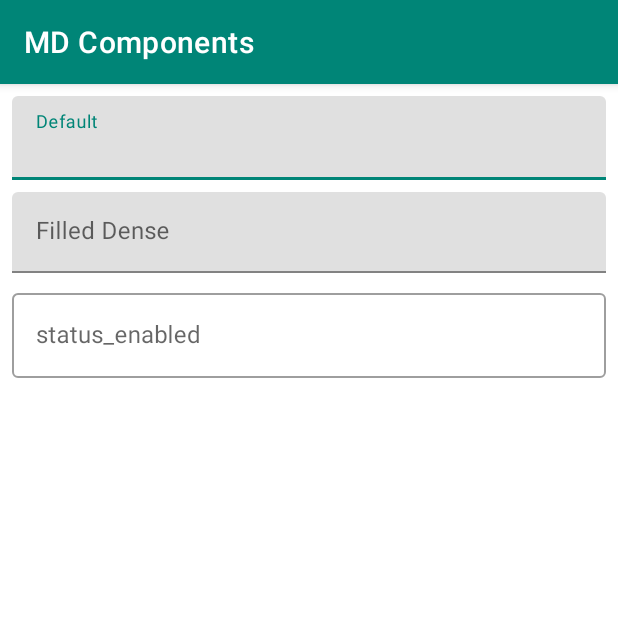
After one commit to ArmandoRomero33/MDCOMPONENTS, an Android app: the fragment TextfildFragment shown on its own in the app's theme, on a phone screen of 412 x 824 dp, the top half of it. The commit adds this screen. Run offline under Robolectric (Android 15) with nearby library versions, the phone set to English and light mode, and no system bars; our stand-ins replace ButterKnife.

Commit message:
Text imput

```diff
--- a/app/src/main/java/com/alain/cursos/mdcomponents/MainActivity.java
+++ b/app/src/main/java/com/alain/cursos/mdcomponents/MainActivity.java
@@ -10,6 +10,7 @@ import com.alain.cursos.mdcomponents.adapters.ComponentAdapter;
 import com.alain.cursos.mdcomponents.fragments.BottomNavigationBarFragment;
 import com.alain.cursos.mdcomponents.fragments.ButtonFragment;
 import com.alain.cursos.mdcomponents.fragments.SnackBarFragment;
+import com.alain.cursos.mdcomponents.fragments.TextfildFragment;
 import com.alain.cursos.mdcomponents.utils.Component;
 import com.alain.cursos.mdcomponents.utils.Constants;
 import com.alain.cursos.mdcomponents.utils.OnClickListener;
@@ -42,6 +43,7 @@ public class MainActivity extends AppCompatActivity implements OnClickListener {
         mAdapter.add(ButtonFragment.getmInstance());
         mAdapter.add(BottomNavigationBarFragment.getmInstance());
         mAdapter.add(SnackBarFragment.getmInstance());
+        mAdapter.add(TextfildFragment.getmInstance());
 
     }
 
--- /dev/null
+++ b/app/src/main/java/com/alain/cursos/mdcomponents/fragments/TextfildFragment.java
@@ -0,0 +1,79 @@
+package com.alain.cursos.mdcomponents.fragments;
+
+import android.os.Bundle;
+
+import androidx.fragment.app.Fragment;
+
+import android.view.LayoutInflater;
+import android.view.View;
+import android.view.ViewGroup;
+
+import com.alain.cursos.mdcomponents.R;
+import com.alain.cursos.mdcomponents.utils.Component;
+import com.alain.cursos.mdcomponents.utils.Constants;
+
+import butterknife.Unbinder;
+
+/**
+ * A simple {@link Fragment} subclass.
+ * Use the {@link TextfildFragment#newInstance} factory method to
+ * create an instance of this fragment.
+ */
+public class TextfildFragment extends Fragment {
+
+    public static final String TAG = "Text Field";
+
+    private static Component mInstance;
+    Unbinder mUnbinder;
+
+
+    public ButtonFragment() {
+        // Required empty public constructor
+    }
+
+    public static Component getmInstance(){
+        mInstance = new Component();
+        mInstance.setName(TAG);
+        mInstance.setPhotoRes(R.drawable.img_textfields_outlined_active);
+        mInstance.setType(Constants.SCROLL);
+        return mInstance;
+    }
+
+    public TextfildFragment() {
+        // Required empty public constructor
+    }
+
+    /**
+     * Use this factory method to create a new instance of
+     * this fragment using the provided parameters.
+     *
+     * @param param1 Parameter 1.
+     * @param param2 Parameter 2.
+     * @return A new instance of fragment TextfildFragment.
+     */
+    // TODO: Rename and change types and number of parameters
+    public static TextfildFragment newInstance(String param1, String param2) {
+        TextfildFragment fragment = new TextfildFragment();
+        Bundle args = new Bundle();
+        args.putString(ARG_PARAM1, param1);
+        args.putString(ARG_PARAM2, param2);
+        fragment.setArguments(args);
+        return fragment;
+    }
+
+    @Override
+    public void onCreate(Bundle savedInstanceState) {
+        super.onCreate(savedInstanceState);
+        if (getArguments() != null) {
+            mParam1 = getArguments().getString(ARG_PARAM1);
+            mParam2 = getArguments().getString(ARG_PARAM2);
+        }
+    }
+
+    @Override
+    public View onCreateView(LayoutInflater inflater, ViewGroup container,
+                             Bundle savedInstanceState) {
+        // Inflate the layout for this fragment
+        return inflater.inflate(R.layout.fragment_textfild, container, false);
+    }
+}
--- a/app/src/main/java/com/alain/cursos/mdcomponents/utils/CommonUtils.java
+++ b/app/src/main/java/com/alain/cursos/mdcomponents/utils/CommonUtils.java
@@ -14,6 +14,7 @@ import androidx.fragment.app.Fragment;
 import com.alain.cursos.mdcomponents.fragments.BottomNavigationBarFragment;
 import com.alain.cursos.mdcomponents.fragments.ButtonFragment;
 import com.alain.cursos.mdcomponents.fragments.SnackBarFragment;
+import com.alain.cursos.mdcomponents.fragments.TextfildFragment;
 
 public class CommonUtils {
 
@@ -32,6 +33,9 @@ public class CommonUtils {
             case ButtonFragment.TAG:
                 fragment = new ButtonFragment();
                 break;
+            case TextfildFragment.TAG:
+                fragment = new TextfildFragment();
+                break;
 
             //STATIC
             case BottomNavigationBarFragment.TAG:
@@ -41,6 +45,7 @@ public class CommonUtils {
                 fragment = new SnackBarFragment();
                 break;
 
+
         }
 
         return fragment;
--- /dev/null
+++ b/app/src/main/res/layout/fragment_textfild.xml
@@ -0,0 +1,47 @@
+<?xml version="1.0" encoding="utf-8"?>
+<LinearLayout xmlns:android="http://schemas.android.com/apk/res/android"
+    xmlns:tools="http://schemas.android.com/tools"
+    android:layout_width="match_parent"
+    android:layout_height="match_parent"
+    android:orientation="vertical"
+    android:paddingStart="@dimen/common_padding_default"
+    android:paddingEnd="@dimen/common_padding_default"
+    android:paddingTop="@dimen/common_padding_default"
+    android:paddingBottom="@dimen/common_padding_bottom_scroll"
+    tools:context=".fragments.TextfildFragment">
+
+    <com.google.android.material.textfield.TextInputLayout
+        android:layout_width="match_parent"
+        android:layout_height="wrap_content"
+        android:hint="@string/status_default">
+        <com.google.android.material.textfield.TextInputEditText
+            android:layout_width="match_parent"
+            android:layout_height="wrap_content"
+            android:inputType="textEmailAddress"/>
+    </com.google.android.material.textfield.TextInputLayout>
+    <com.google.android.material.textfield.TextInputLayout
+        android:layout_width="match_parent"
+        android:layout_height="wrap_content"
+        android:layout_marginTop="@dimen/common_padding_default"
+        android:hint="@string/status_filled_dense"
+        style="@style/Widget.MaterialComponents.TextInputLayout.FilledBox.Dense">
+        <com.google.android.material.textfield.TextInputEditText
+            android:id="@+id/etPrice"
+            android:layout_width="match_parent"
+            android:layout_height="wrap_content"
+            android:inputType="number"/>
+    </com.google.android.material.textfield.TextInputLayout>
+
+    <com.google.android.material.textfield.TextInputLayout
+        android:layout_width="match_parent"
+        android:layout_height="wrap_content"
+        android:layout_marginTop="@dimen/common_padding_default"
+        android:hint="status_enabled"
+        style="@style/Widget.MaterialComponents.TextInputLayout.OutlinedBox">
+        <com.google.android.material.textfield.TextInputEditText
+            android:layout_width="match_parent"
+            android:layout_height="wrap_content"
+            android:inputType="numberDecimal"/>
+    </com.google.android.material.textfield.TextInputLayout>
+
+</LinearLayout>
--- a/app/src/main/res/values/dimens.xml
+++ b/app/src/main/res/values/dimens.xml
@@ -5,4 +5,5 @@
     <dimen name="fab_margin">16dp</dimen>
     <dimen name="text_margin">16dp</dimen>
     <dimen name="common_padding_default">8dp</dimen>
+    <dimen name="common_padding_bottom_scroll">64dp</dimen>
 </resources>
```
